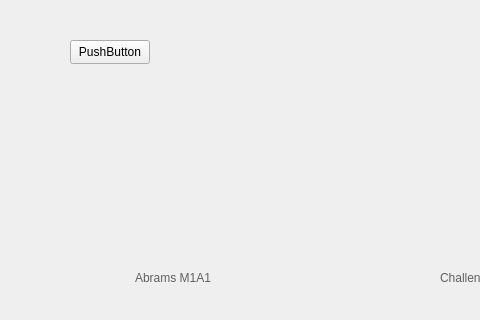
Old version of the form Military/tanksw.ui in the repository DmitryBizCode/MilitaryQt; both pictures show x 0 to 480 and y 0 to 320 of the 1267 by 790 pixel window.
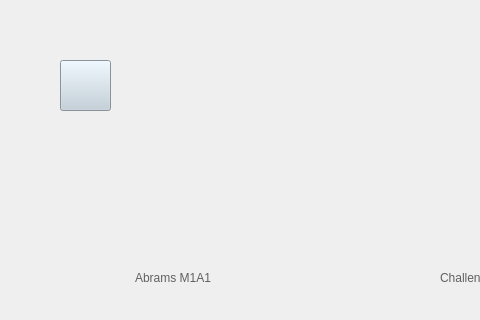
New version of the form. Icons and pictures are not drawn.

The edit to the form file:
```diff
--- a/Military/tanksw.ui
+++ b/Military/tanksw.ui
@@ -16,14 +16,18 @@
   <widget class="QPushButton" name="HomeB">
    <property name="geometry">
     <rect>
-     <x>70</x>
-     <y>40</y>
-     <width>80</width>
-     <height>24</height>
+     <x>60</x>
+     <y>60</y>
+     <width>51</width>
+     <height>51</height>
     </rect>
    </property>
+   <property name="styleSheet">
+    <string notr="true">image: url(:/resimg/IMage/resToPage/helmet_6186688.png);
+background-color: rgb(192, 206, 217);</string>
+   </property>
    <property name="text">
-    <string>PushButton</string>
+    <string/>
    </property>
   </widget>
   <widget class="QPushButton" name="Abrams">
```
